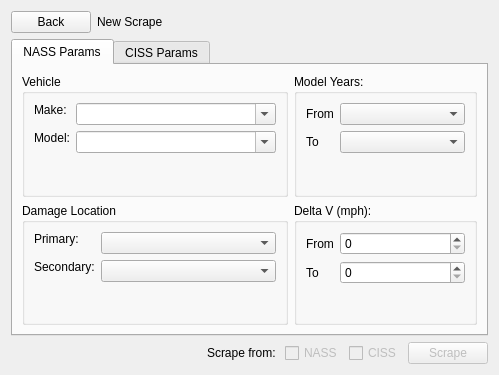
caden-maxwell/nhtsa-scrape, file src/app/ui/ScrapeMenu.ui: the form before one commit.
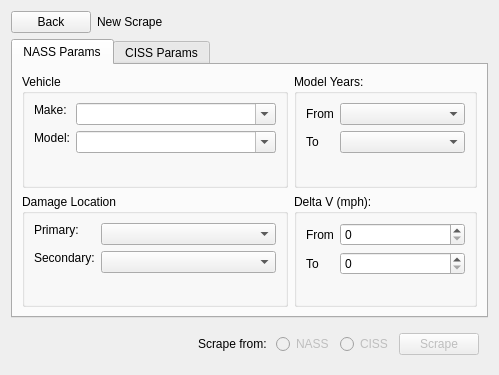
The form after the commit.

Diff of the .ui file:
```diff
--- a/src/app/ui/ScrapeMenu.ui
+++ b/src/app/ui/ScrapeMenu.ui
@@ -522,6 +522,7 @@
     </widget>
    </item>
    <item>
+    <widget class="QWidget" name="bottomHLayout" native="true">
     <layout class="QHBoxLayout" name="horizontalLayout_2">
      <item>
       <spacer name="horizontalSpacer">
@@ -544,7 +545,7 @@
       </widget>
      </item>
      <item>
-      <widget class="QCheckBox" name="nassCheckbox">
+       <widget class="QRadioButton" name="nassRadioBtn">
        <property name="enabled">
         <bool>false</bool>
        </property>
@@ -554,7 +555,7 @@
       </widget>
      </item>
      <item>
-      <widget class="QCheckBox" name="cissCheckbox">
+       <widget class="QRadioButton" name="cissRadioBtn">
        <property name="enabled">
         <bool>false</bool>
        </property>
@@ -580,6 +581,7 @@
       </widget>
      </item>
     </layout>
+    </widget>
    </item>
   </layout>
  </widget>
```
Left out of the diff: 9 changed lines with no effect on the pictures. Lines whose indentation alone changed are shown as unchanged.
